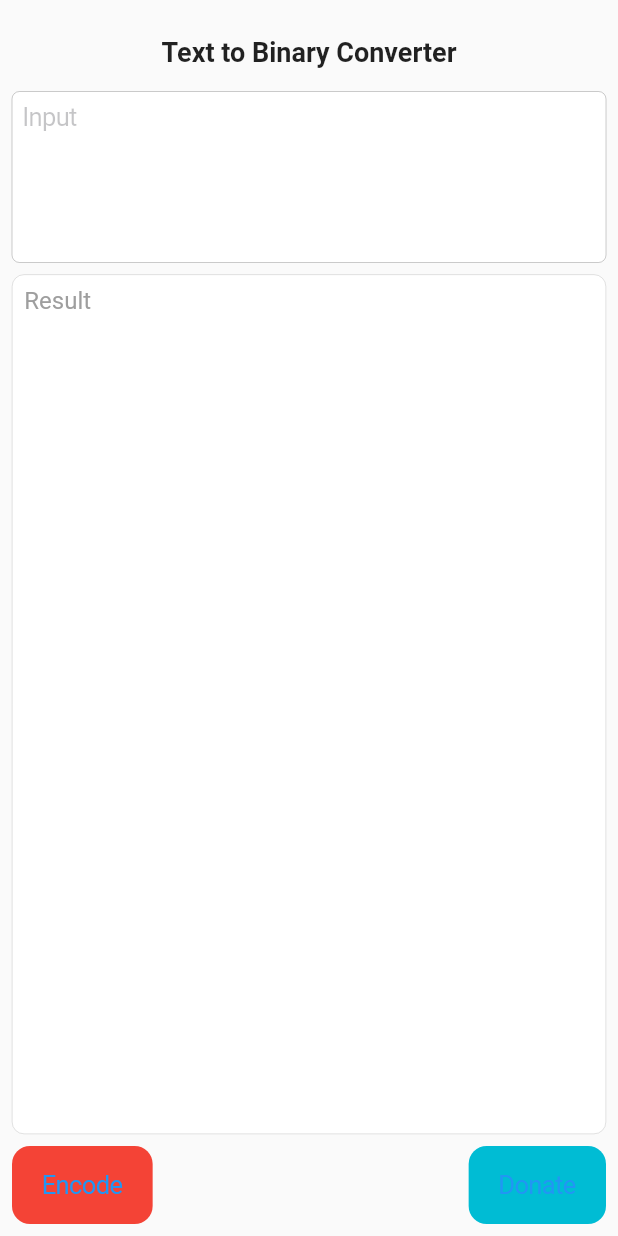
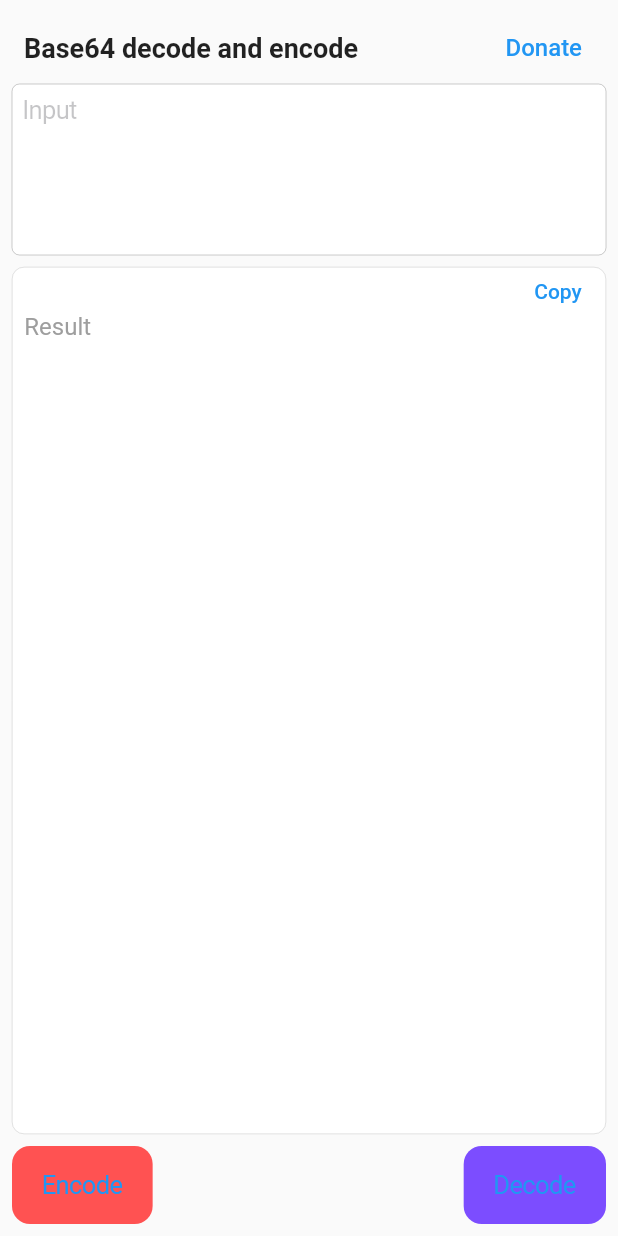
Before and after one commit to NguyenLamMS/Base-app, a Flutter app: the screen it shows after launch, on a phone screen of 412 x 824 dp. Run offline on Flutter 3.47's test engine with Material 2 defaults, Android fonts, the light colour scheme and no system bars; our stand-ins replace in_app_purchase; missing offline and left inert: in_app_purchase_android.

Commit message:
update 7/7

```diff
--- a/lib/home.dart
+++ b/lib/home.dart
@@ -1,5 +1,8 @@
+import 'dart:convert';
+
 import 'package:flutter/cupertino.dart';
 import 'package:flutter/material.dart';
+import 'package:flutter/services.dart';
 import 'package:payment/payment.dart';
 
 class Home extends StatefulWidget {
@@ -22,8 +25,16 @@ class _HomeState extends State<Home> {
         child: Column(
           children: [
             Padding(
-              padding: const EdgeInsets.symmetric(vertical: 16),
-              child: Text("Text to Binary Converter", textAlign: TextAlign.center, style: TextStyle(fontSize: 18, fontWeight: FontWeight.w700),),
+              padding: const EdgeInsets.symmetric(horizontal: 8),
+              child: Row(
+                mainAxisAlignment: MainAxisAlignment.spaceBetween,
+                children: [
+                  Text("Base64 decode and encode", textAlign: TextAlign.center, style: TextStyle(fontSize: 18, fontWeight: FontWeight.w700),),
+                  TextButton(onPressed: (){
+                    Navigator.of(context).push(MaterialPageRoute(builder: (context) => Payment()));
+                  }, child: Text("Donate", style: TextStyle(fontSize: 16),))
+                ],
+              ),
             ),
             CupertinoTextField(
               maxLines: 5,
@@ -31,7 +42,10 @@ class _HomeState extends State<Home> {
               placeholder: "Input",
               controller: textEditingController,
             ),
-            Expanded(child: Container(
+            Expanded(child: Stack(
+              children: [
+                Positioned.fill(
+                  child: Container(
                     margin: EdgeInsets.only(top: 8, bottom: 8),
                     width: double.infinity,
                     decoration: BoxDecoration(
@@ -39,7 +53,14 @@ class _HomeState extends State<Home> {
                         border: Border.all(width: 0.2, color: Colors.grey),
                         borderRadius: BorderRadius.circular(8)
                     ),
-              child: Padding(padding: EdgeInsets.all(8),child: SingleChildScrollView(child: Text(textValue, style: TextStyle(color: colorText, fontSize: 16)))),
+                    child: Padding(padding: EdgeInsets.only(top: 30, left: 8, right: 8, bottom: 8),child: SingleChildScrollView(child: Text(textValue, style: TextStyle(color: colorText, fontSize: 16)))),
+                  ),
+                ),
+                Positioned(top: 0,right: 0,child: TextButton(child: Text("Copy"), onPressed: (){
+                  Clipboard.setData(ClipboardData(text: textValue));
+                  ScaffoldMessenger.of(context).showSnackBar(SnackBar(content: Text("Success"), duration: Duration(milliseconds: 500),));
+                },)),
+              ],
             )),
             Row(
               mainAxisAlignment: MainAxisAlignment.spaceBetween,
@@ -47,14 +68,18 @@ class _HomeState extends State<Home> {
                 CupertinoButton(child: Text("Encode"), onPressed: (){
                   if(textEditingController.text.isEmpty) return;
                   setState(() {
-                    textValue = textToBinary(text: textEditingController.text);
+                    textValue = textToBase64(text: textEditingController.text);
                     colorText = Colors.black;
                   });
 
-                }, color: Colors.red,),
-                CupertinoButton(child: Text("Donate"), onPressed: (){
-                  Navigator.of(context).push(MaterialPageRoute(builder: (context) => Payment()));
-                }, color: Colors.cyan,),
+                }, color: Colors.redAccent,),
+                CupertinoButton(child: Text("Decode"), onPressed: (){
+                  if(textEditingController.text.isEmpty) return;
+                  setState(() {
+                    textValue = base64ToText(base64Str: textEditingController.text);
+                    colorText = Colors.black;
+                  });
+                }, color: Colors.deepPurpleAccent,),
               ],
             )
           ],
@@ -63,7 +88,12 @@ class _HomeState extends State<Home> {
     ));
   }
 
-  String textToBinary({required String text}) {
-    return text.codeUnits.map((e) => e.toRadixString(2).padLeft(8, '0')).join(" ");
+  String textToBase64({required String text}) {
+      List<int> encodedText = utf8.encode(text);
+      String base64Str = base64.encode(encodedText);
+      return base64Str;
+  }
+  String base64ToText({required String base64Str}){
+      return utf8.decode(base64.decode(base64Str));
   }
 }
--- a/lib/main.dart
+++ b/lib/main.dart
@@ -16,7 +16,7 @@ class MyApp extends StatelessWidget {
       title: 'Flutter Demo',
       theme: ThemeData(
         primarySwatch: Colors.blue,
-        primaryColor: Colors.red
+        primaryColor: Colors.blue
       ),
       home: Home(),
     );
```
Lines whose indentation alone changed are shown as unchanged.
